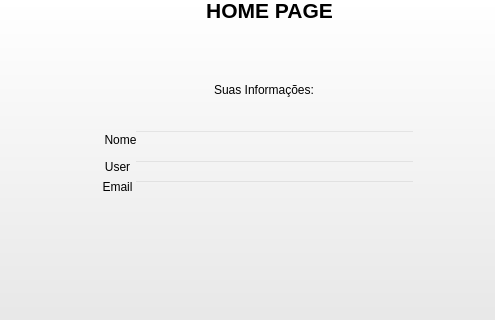
The window that telas/untitled.ui (JorgeLuis8/Trabalho-POO-II) describes before a commit, drawn with Qt 5; both pictures show x 156 to 651 and y 0 to 320 of the 800 by 600 pixel window.
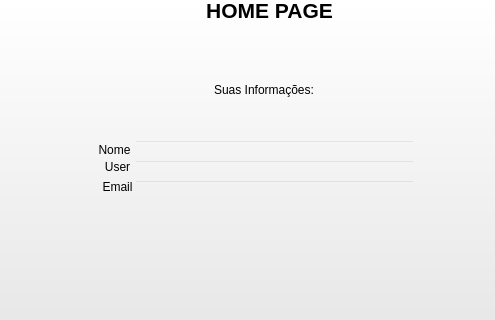
The same window after the commit.

The edit to the form file:
```diff
--- a/telas/untitled.ui
+++ b/telas/untitled.ui
@@ -179,7 +179,7 @@
     <property name="geometry">
      <rect>
       <x>290</x>
-      <y>130</y>
+      <y>140</y>
       <width>281</width>
       <height>20</height>
      </rect>
@@ -226,9 +226,9 @@
    <widget class="QLabel" name="label_2">
     <property name="geometry">
      <rect>
-      <x>236</x>
-      <y>130</y>
-      <width>81</width>
+      <x>250</x>
+      <y>140</y>
+      <width>41</width>
       <height>20</height>
      </rect>
     </property>
```
Left out of the diff: 9 changed lines with no effect on the pictures.
